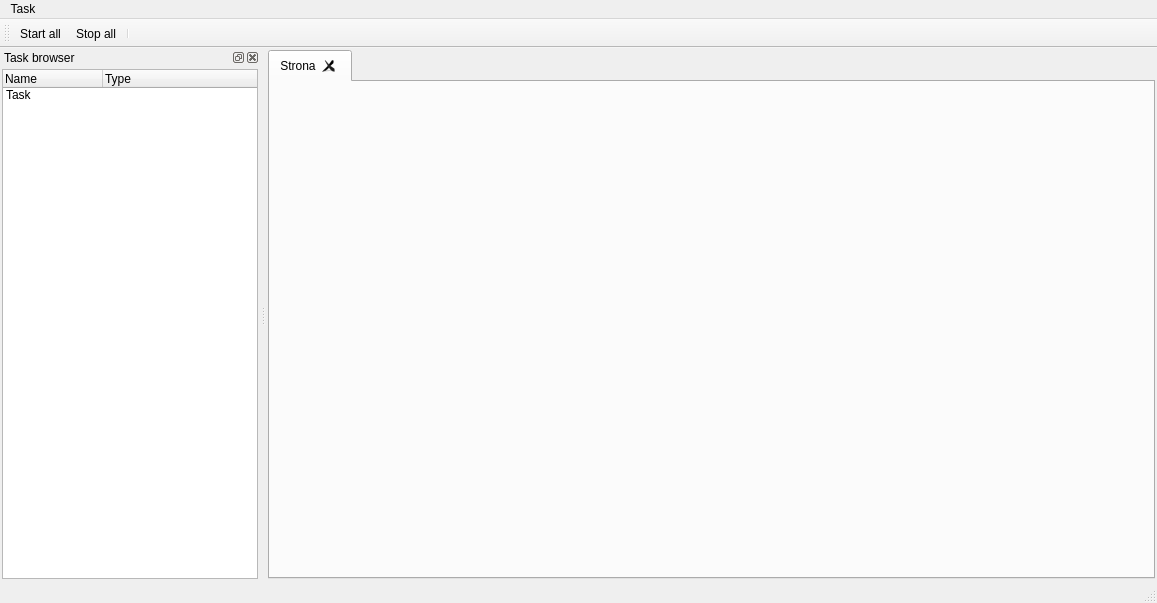
Old version of the form src/GUI/mainwindow.ui in the repository maciek-slon/DisCODe.
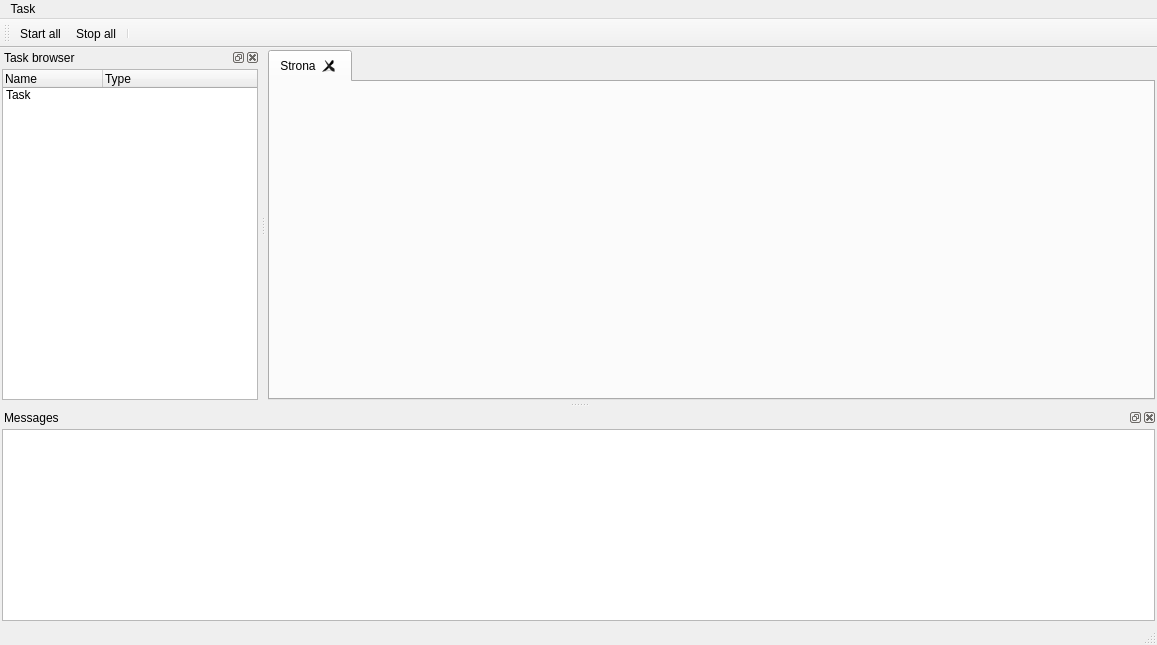
New version of the form. Icons and pictures are not drawn.

What changed in the file:
```diff
--- a/src/GUI/mainwindow.ui
+++ b/src/GUI/mainwindow.ui
@@ -7,7 +7,7 @@
     <x>0</x>
     <y>0</y>
     <width>1157</width>
-    <height>603</height>
+    <height>645</height>
    </rect>
   </property>
   <property name="windowTitle">
@@ -180,6 +180,30 @@
     </layout>
    </widget>
   </widget>
+  <widget class="QDockWidget" name="dockWidget_2">
+   <property name="allowedAreas">
+    <set>Qt::BottomDockWidgetArea</set>
+   </property>
+   <property name="windowTitle">
+    <string>Messages</string>
+   </property>
+   <attribute name="dockWidgetArea">
+    <number>8</number>
+   </attribute>
+   <widget class="QWidget" name="dockWidgetContents_2">
+    <layout class="QVBoxLayout" name="verticalLayout">
+     <property name="spacing">
+      <number>2</number>
+     </property>
+     <property name="margin">
+      <number>2</number>
+     </property>
+     <item>
+      <widget class="QPlainTextEdit" name="plainTextEdit"/>
+     </item>
+    </layout>
+   </widget>
+  </widget>
   <action name="actionStart_all">
    <property name="icon">
     <iconset resource="gui.qrc">
```
Left out of the diff: 2 changed lines with no effect on the pictures.
